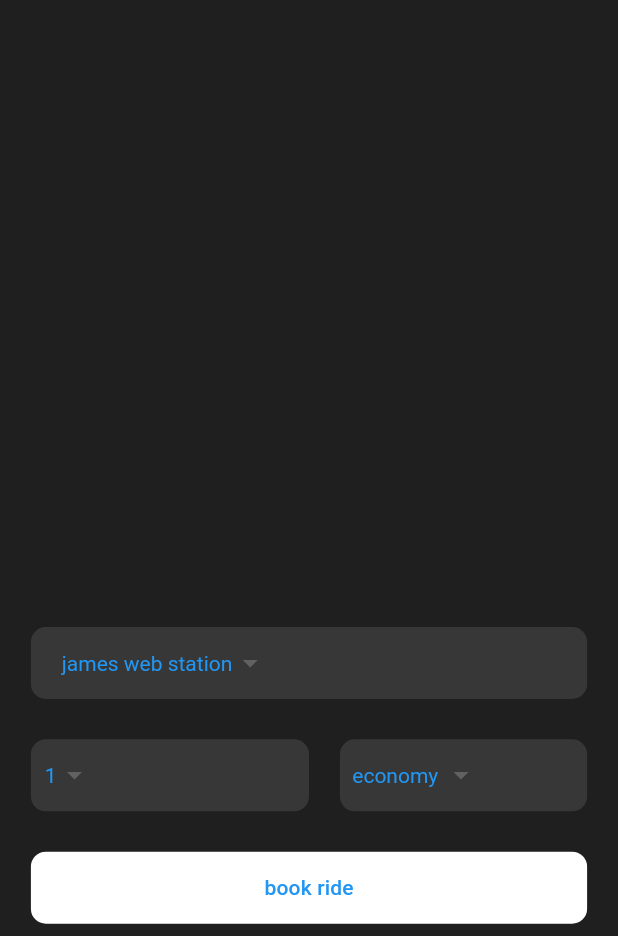
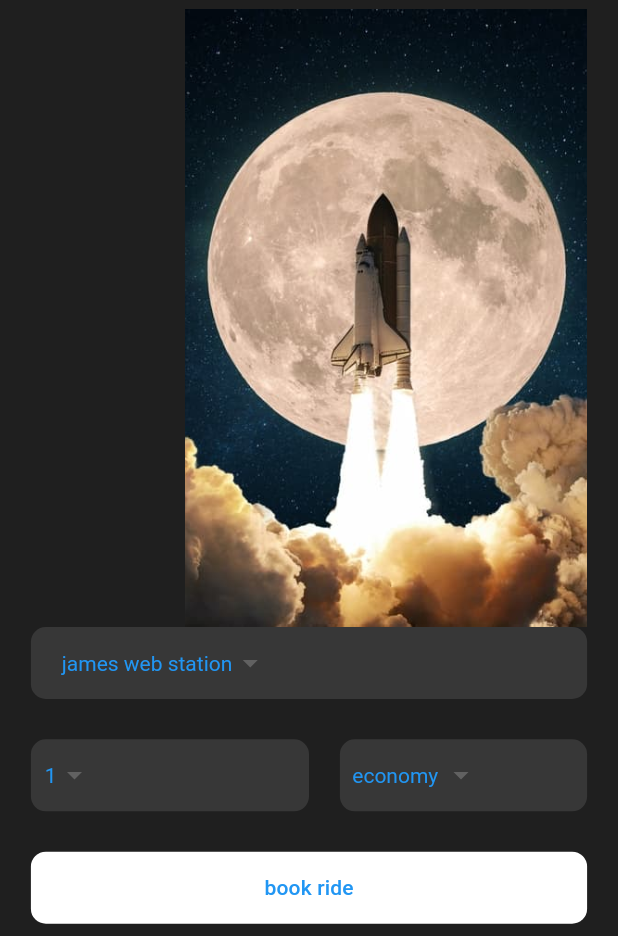
Before and after one commit to MIR-RIAZUL/go_to_moon, a Flutter app: the screen it shows after launch, on a phone screen of 412 x 824 dp, the part 300-1236 px from its top. Run offline on Flutter 3.47's test engine with Material 3 defaults, Android fonts, the phone set to English and light mode, and no system bars.

Commit message:
something add

```diff
--- a/lib/home_page.dart
+++ b/lib/home_page.dart
@@ -18,13 +18,22 @@ class Homepage extends StatelessWidget {
                 padding: EdgeInsets.symmetric(
                   horizontal: _deviceWidth * 0.05,
                 ),
-                child: Column(
-                  mainAxisAlignment: MainAxisAlignment.spaceBetween,
-                  mainAxisSize: MainAxisSize.max,
-                  crossAxisAlignment: CrossAxisAlignment.start,
-                  children: [_PageTitle(),
-                    _bookRideWidget()],
-                ))));
+                child:Stack(children: [
+                  Column(
+                    mainAxisAlignment: MainAxisAlignment.spaceBetween,
+                    mainAxisSize: MainAxisSize.max,
+                    crossAxisAlignment: CrossAxisAlignment.start,
+                    children: [_PageTitle(),
+                      _bookRideWidget()],
+                    ),
+                 Align(
+                   alignment: Alignment.centerRight,
+                   child:  _astroImageWidget(),)
+                  ],
+                )
+            )
+        )
+    );
   }
 
   Widget _PageTitle() {
@@ -40,6 +49,8 @@ class Homepage extends StatelessWidget {
 
   Widget _astroImageWidget() {
     return Container(
+      height: _deviceHeight *0.50,
+      width: _deviceWidth *0.65,
       decoration: BoxDecoration(
           image: DecorationImage(
         fit: BoxFit.fitHeight,
```
